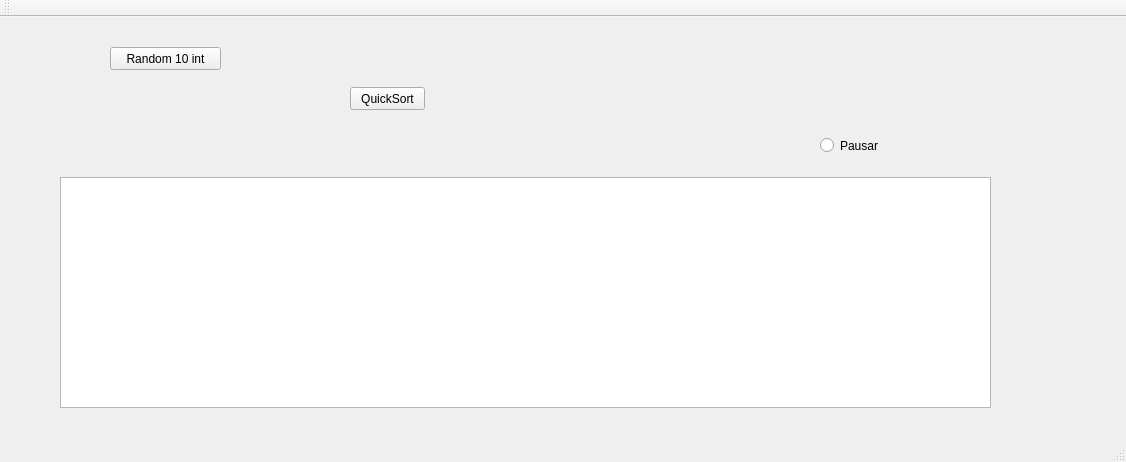
abadillagodinez/ED_Progra_1, file Primer_Proyecto_Programado/mainwindow.ui: the form before one commit.
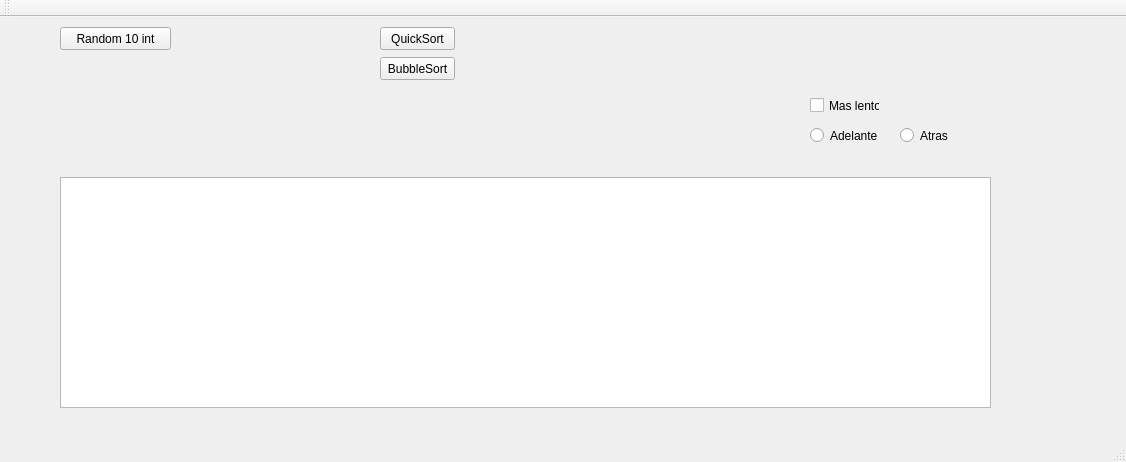
The form after the commit.

Commit message:
GUI Para atras y para adelante
Eliminados los rectangulos

The edit to the form file:
```diff
--- a/Primer_Proyecto_Programado/mainwindow.ui
+++ b/Primer_Proyecto_Programado/mainwindow.ui
@@ -24,24 +24,11 @@
      </rect>
     </property>
    </widget>
-   <widget class="QRadioButton" name="radioButton">
-    <property name="geometry">
-     <rect>
-      <x>820</x>
-      <y>120</y>
-      <width>82</width>
-      <height>17</height>
-     </rect>
-    </property>
-    <property name="text">
-     <string>Pausar</string>
-    </property>
-   </widget>
    <widget class="QPushButton" name="pushButton">
     <property name="geometry">
      <rect>
-      <x>110</x>
-      <y>30</y>
+      <x>60</x>
+      <y>10</y>
       <width>111</width>
       <height>23</height>
      </rect>
@@ -53,8 +40,8 @@
    <widget class="QPushButton" name="pushButton_2">
     <property name="geometry">
      <rect>
-      <x>350</x>
-      <y>70</y>
+      <x>380</x>
+      <y>10</y>
       <width>75</width>
       <height>23</height>
      </rect>
@@ -63,6 +50,58 @@
      <string>QuickSort</string>
     </property>
    </widget>
+   <widget class="QPushButton" name="pushButton_3">
+    <property name="geometry">
+     <rect>
+      <x>380</x>
+      <y>40</y>
+      <width>75</width>
+      <height>23</height>
+     </rect>
+    </property>
+    <property name="text">
+     <string>BubbleSort</string>
+    </property>
+   </widget>
+   <widget class="QRadioButton" name="radioButton_2">
+    <property name="geometry">
+     <rect>
+      <x>810</x>
+      <y>110</y>
+      <width>82</width>
+      <height>17</height>
+     </rect>
+    </property>
+    <property name="text">
+     <string>Adelante</string>
+    </property>
+   </widget>
+   <widget class="QRadioButton" name="radioButton_3">
+    <property name="geometry">
+     <rect>
+      <x>900</x>
+      <y>110</y>
+      <width>82</width>
+      <height>17</height>
+     </rect>
+    </property>
+    <property name="text">
+     <string>Atras</string>
+    </property>
+   </widget>
+   <widget class="QCheckBox" name="checkBox">
+    <property name="geometry">
+     <rect>
+      <x>810</x>
+      <y>80</y>
+      <width>70</width>
+      <height>17</height>
+     </rect>
+    </property>
+    <property name="text">
+     <string>Mas lento</string>
+    </property>
+   </widget>
   </widget>
   <widget class="QMenuBar" name="menuBar">
    <property name="geometry">
```
The commit also changes 8 other files.
